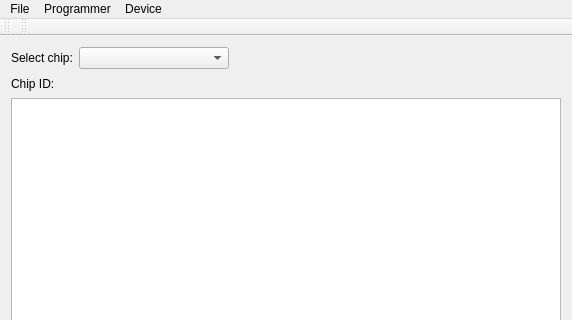
Before: the Qt Designer form qt/main_window.ui in bbogush/nand_programmer, drawn with Qt 5; both pictures show x 0 to 572 and y 0 to 320 of the 572 by 532 pixel window.
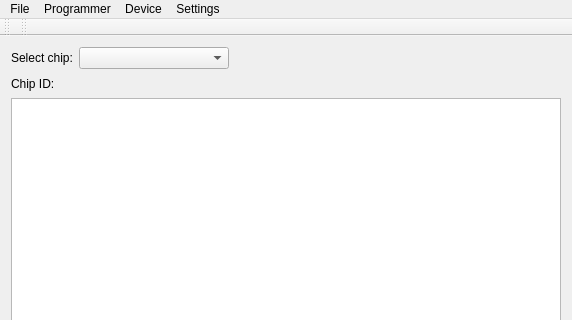
After: the same form once the commit is applied.

What changed in the file:
```diff
--- a/qt/main_window.ui
+++ b/qt/main_window.ui
@@ -200,7 +200,7 @@
      <x>0</x>
      <y>0</y>
      <width>570</width>
-     <height>20</height>
+     <height>19</height>
     </rect>
    </property>
    <widget class="QMenu" name="menuDevice">
@@ -225,9 +225,16 @@
     </property>
     <addaction name="actionConnect"/>
    </widget>
+   <widget class="QMenu" name="menuSettings">
+    <property name="title">
+     <string>Settings</string>
+    </property>
+    <addaction name="actionProgrammer"/>
+   </widget>
    <addaction name="menuFile"/>
    <addaction name="menuProgrammer"/>
    <addaction name="menuDevice"/>
+   <addaction name="menuSettings"/>
   </widget>
   <widget class="QToolBar" name="mainToolBar">
    <attribute name="toolBarArea">
```
Left out of the diff: 5 changed lines with no effect on the pictures.
